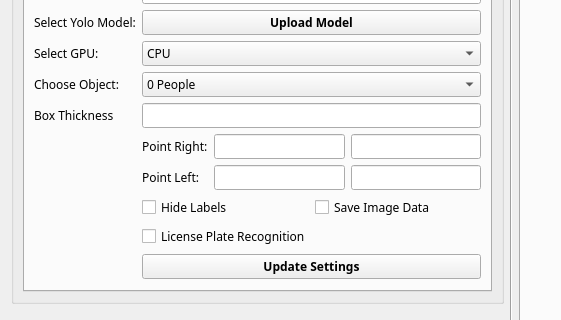
This is Ui_Backup.ui in Kienle4562/GUI_Pyqt_YoloV5 as Qt 5 draws it before an edit; both pictures show x 0 to 561 and y 102 to 422 of the 1130 by 895 pixel window. The edited form follows.
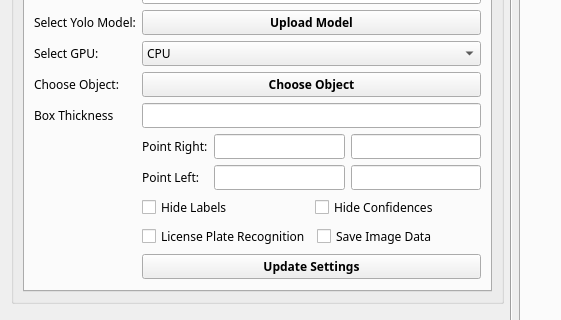
This is the edited form. The open tabs and pages were chosen to show the change.

Diff of the .ui file:
```diff
--- a/Ui_Backup.ui
+++ b/Ui_Backup.ui
@@ -27,6 +27,7 @@
        <property name="font">
         <font>
          <family>UTM Avo</family>
+         <pointsize>9</pointsize>
          <weight>50</weight>
          <bold>false</bold>
         </font>
@@ -37,6 +38,11 @@
        <layout class="QHBoxLayout" name="horizontalLayout_9">
         <item>
          <widget class="QTabWidget" name="tabWidget">
+          <property name="font">
+           <font>
+            <pointsize>9</pointsize>
+           </font>
+          </property>
           <property name="currentIndex">
            <number>0</number>
           </property>
@@ -115,30 +121,6 @@
                 </property>
                </widget>
               </item>
-              <item row="3" column="1">
-               <widget class="QComboBox" name="choose_object">
-                <item>
-                 <property name="text">
-                  <string>0 People</string>
-                 </property>
-                </item>
-                <item>
-                 <property name="text">
-                  <string>1 Bicycle</string>
-                 </property>
-                </item>
-                <item>
-                 <property name="text">
-                  <string>2 Car</string>
-                 </property>
-                </item>
-                <item>
-                 <property name="text">
-                  <string>3 Motorcycle</string>
-                 </property>
-                </item>
-               </widget>
-              </item>
               <item row="4" column="0">
                <widget class="QLabel" name="label_box_thickness">
                 <property name="text">
@@ -206,6 +188,21 @@
               </item>
               <item row="6" column="1">
                <layout class="QGridLayout" name="gridLayout_13">
+                <item row="0" column="1">
+                 <widget class="QCheckBox" name="hide_confidences">
+                  <property name="font">
+                   <font>
+                    <pointsize>9</pointsize>
+                   </font>
+                  </property>
+                  <property name="layoutDirection">
+                   <enum>Qt::LeftToRight</enum>
+                  </property>
+                  <property name="text">
+                   <string>Hide Confidences</string>
+                  </property>
+                 </widget>
+                </item>
                 <item row="0" column="0">
                  <widget class="QCheckBox" name="hide_labels">
                   <property name="layoutDirection">
@@ -216,8 +213,32 @@
                   </property>
                  </widget>
                 </item>
+               </layout>
+              </item>
+              <item row="7" column="1">
+               <layout class="QGridLayout" name="gridLayout_15">
+                <item row="0" column="0">
+                 <widget class="QCheckBox" name="license_plate_recogniton">
+                  <property name="font">
+                   <font>
+                    <pointsize>9</pointsize>
+                   </font>
+                  </property>
+                  <property name="layoutDirection">
+                   <enum>Qt::LeftToRight</enum>
+                  </property>
+                  <property name="text">
+                   <string>License Plate Recognition</string>
+                  </property>
+                 </widget>
+                </item>
                 <item row="0" column="1">
                  <widget class="QCheckBox" name="save_img_data">
+                  <property name="font">
+                   <font>
+                    <pointsize>9</pointsize>
+                   </font>
+                  </property>
                   <property name="layoutDirection">
                    <enum>Qt::LeftToRight</enum>
                   </property>
@@ -228,16 +249,6 @@
                 </item>
                </layout>
               </item>
-              <item row="7" column="1">
-               <widget class="QCheckBox" name="license_plate_recogniton">
-                <property name="layoutDirection">
-                 <enum>Qt::LeftToRight</enum>
-                </property>
-                <property name="text">
-                 <string>License Plate Recognition</string>
-                </property>
-               </widget>
-              </item>
               <item row="8" column="1">
                <widget class="QPushButton" name="buttonUpdateSettings">
                 <property name="font">
@@ -251,6 +262,19 @@
                 </property>
                </widget>
               </item>
+              <item row="3" column="1">
+               <widget class="QPushButton" name="choose_object">
+                <property name="font">
+                 <font>
+                  <weight>75</weight>
+                  <bold>true</bold>
+                 </font>
+                </property>
+                <property name="text">
+                 <string>Choose Object</string>
+                </property>
+               </widget>
+              </item>
              </layout>
             </item>
            </layout>
```
Left out of the diff: 197 changed lines with no effect on the pictures.
